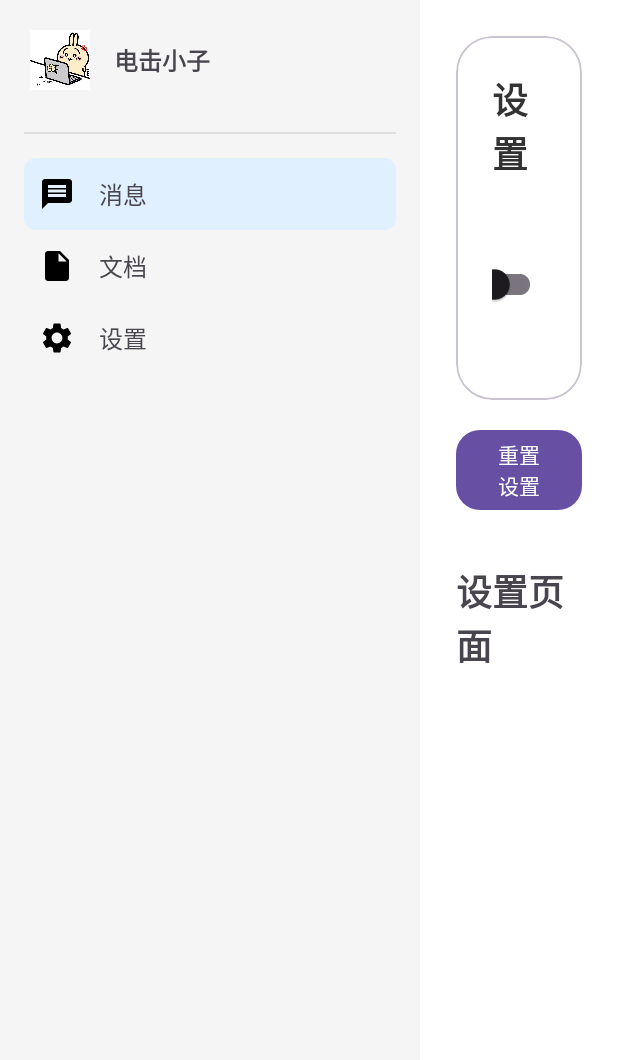
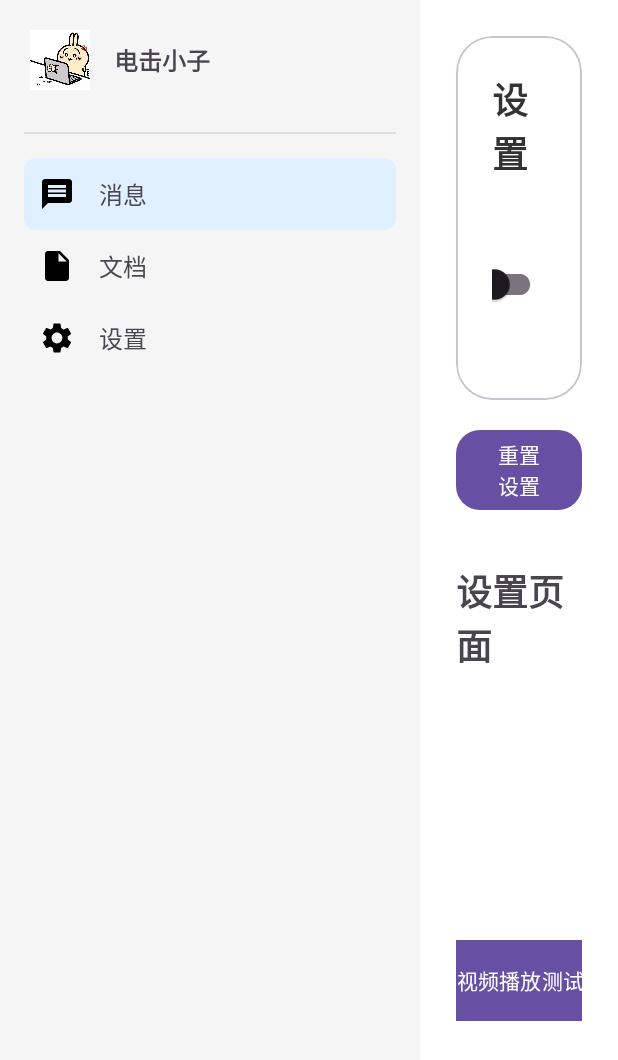
Before and after one commit to Ochiteiku/LightSnap-HDU, an Android app: the fragment SettingsFragment placed in its activity, on a phone screen of 412 x 824 dp. Shown: the top 1060 px of the screen. Run offline under Robolectric (Android 15) with nearby library versions, the phone set to English and light mode, and no system bars.

Commit message:
feat:add video play test button

```diff
--- a/app/src/main/AndroidManifest.xml
+++ b/app/src/main/AndroidManifest.xml
@@ -12,6 +12,7 @@
         android:supportsRtl="true"
         android:theme="@style/Theme.LightSnap"
         tools:targetApi="31">
+        <activity android:name=".ui.main.activity.VideoPlayActivity" />
         <activity
             android:name=".MainActivity"
             android:exported="true">
--- a/app/src/main/java/com/electroboys/lightsnap/ui/main/fragment/SettingsFragment.kt
+++ b/app/src/main/java/com/electroboys/lightsnap/ui/main/fragment/SettingsFragment.kt
@@ -2,6 +2,7 @@ package com.electroboys.lightsnap.ui.main.fragment
 
 import android.annotation.SuppressLint
 import android.content.Context
+import android.content.Intent
 import androidx.fragment.app.Fragment
 import com.electroboys.lightsnap.R
 import android.os.Bundle
@@ -9,6 +10,7 @@ import android.view.LayoutInflater
 import android.view.View
 import android.view.ViewGroup
 import android.widget.Button
+import com.electroboys.lightsnap.ui.main.activity.VideoPlayActivity
 import com.google.android.material.switchmaterial.SwitchMaterial
 
 
@@ -16,6 +18,7 @@ class SettingsFragment : Fragment(R.layout.fragment_settings){
 
     private lateinit var switchScreenshot: SwitchMaterial
     private lateinit var buttonReset: Button
+    private lateinit var buttonVideoTest: Button
 
     override fun onCreateView(
         inflater: LayoutInflater, container: ViewGroup?,
@@ -29,6 +32,7 @@ class SettingsFragment : Fragment(R.layout.fragment_settings){
 
           switchScreenshot = view.findViewById(R.id.switch_screenshot)
           buttonReset = view.findViewById(R.id.button_reset)
+          buttonVideoTest = view.findViewById(R.id.button_videoTest)
 
         // 从 SharedPreferences 获取值来设置开关状态
         val sharedPreferences = requireActivity().getSharedPreferences("settings", Context.MODE_PRIVATE)
@@ -54,5 +58,11 @@ class SettingsFragment : Fragment(R.layout.fragment_settings){
 
             switchScreenshot.isChecked = false // 界面同步重置
         }
+
+        //视频播放测试
+        buttonVideoTest.setOnClickListener {
+            val intent = Intent(requireContext(), VideoPlayActivity::class.java)
+            startActivity(intent)
+        }
     }
 }
--- a/app/src/main/res/layout/fragment_settings.xml
+++ b/app/src/main/res/layout/fragment_settings.xml
@@ -2,6 +2,7 @@
 <androidx.constraintlayout.widget.ConstraintLayout
     xmlns:android="http://schemas.android.com/apk/res/android"
     xmlns:app="http://schemas.android.com/apk/res-auto"
+    xmlns:tools="http://schemas.android.com/tools"
     android:layout_width="match_parent"
     android:layout_height="match_parent"
     android:padding="24dp"
@@ -58,6 +59,18 @@
         app:layout_constraintEnd_toEndOf="parent" />
 
 
+    <com.google.android.material.button.MaterialButton
+        android:id="@+id/button_videoTest"
+        android:layout_width="200dp"
+        android:layout_height="62dp"
+        android:layout_marginTop="356dp"
+        android:text="视频播放测试"
+        android:textColor="@android:color/white"
+        app:cornerRadius="16dp"
+        app:layout_constraintEnd_toEndOf="parent"
+        app:layout_constraintStart_toStartOf="parent"
+        app:layout_constraintTop_toBottomOf="@id/card_settings" />
+
     <TextView
         android:layout_width="wrap_content"
         android:layout_height="wrap_content"
```
Also changed, not shown: app/src/main/java/com/electroboys/lightsnap/ui/main/activity/VideoPlayActivity.kt (added, +44 -0 lines), app/src/main/res/layout/activity_videoplay.xml (added, +23 -0 lines), 1 other file.
